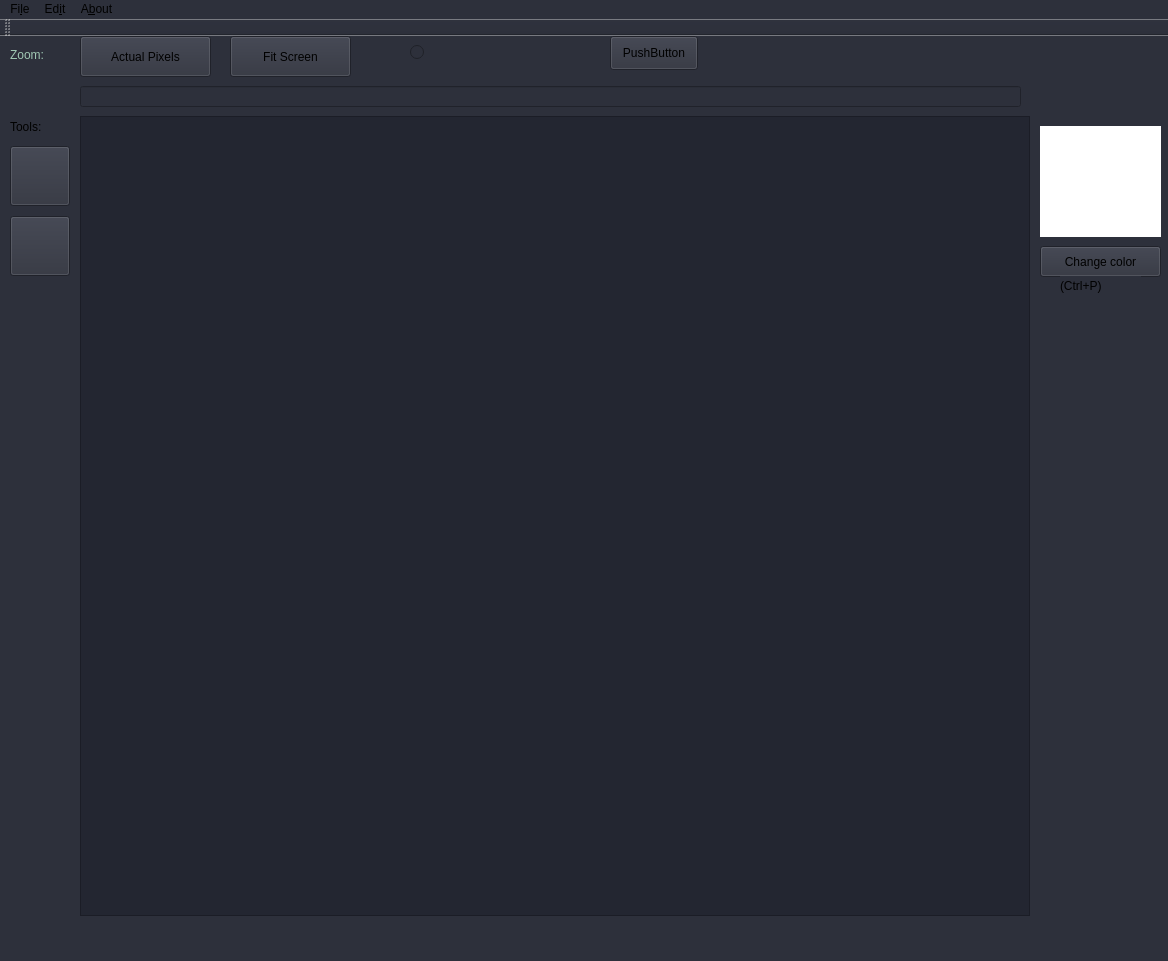
GremSnoort/RexPhotoshop2017, file mainwindow.ui: the form before one commit.
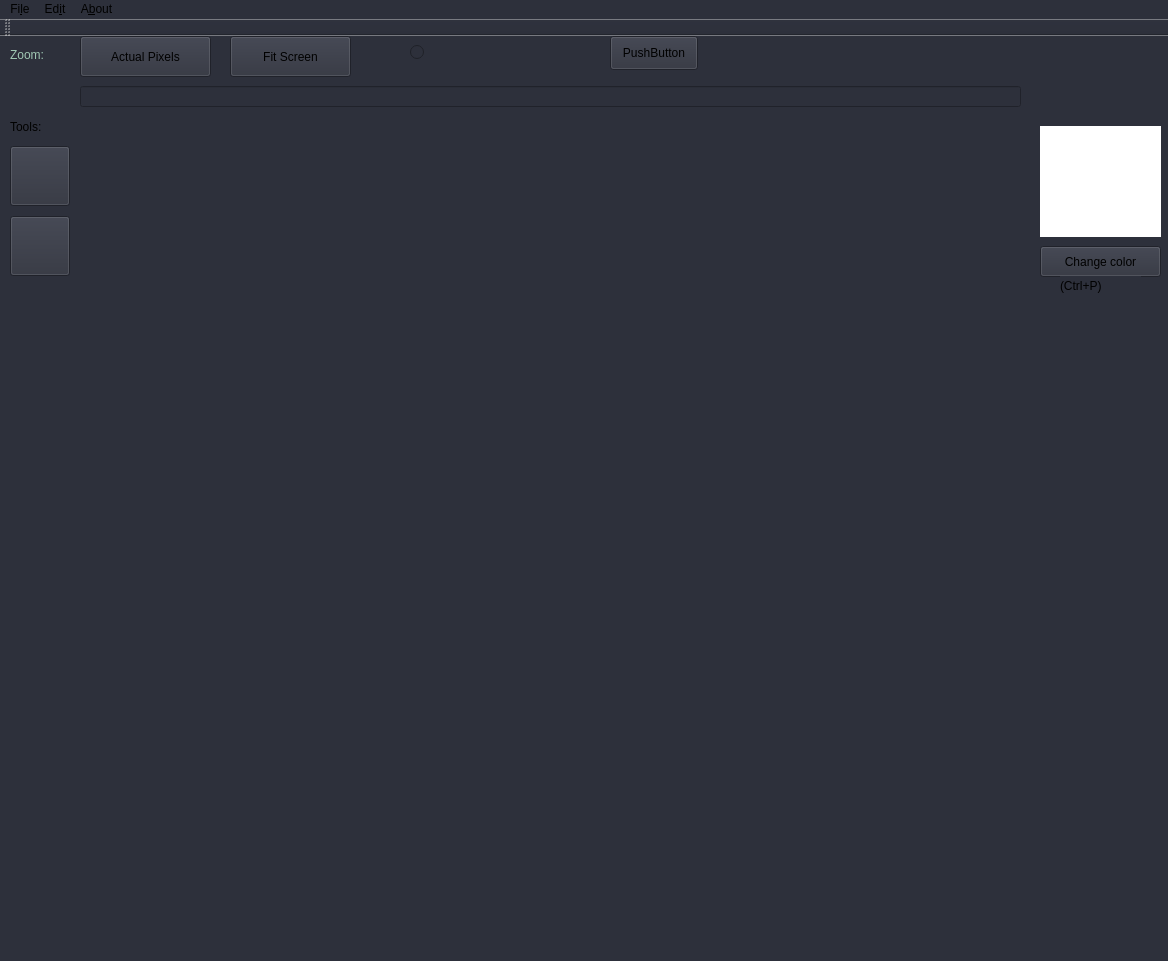
The form after the commit.

Commit message: after adding new class for QGraphicsView

Diff of the .ui file:
```diff
--- a/mainwindow.ui
+++ b/mainwindow.ui
@@ -17,34 +17,6 @@
    <string notr="true">background-color: rgb(45, 48, 59);</string>
   </property>
   <widget class="QWidget" name="centralWidget">
-   <widget class="QGraphicsView" name="graphicsView">
-    <property name="geometry">
-     <rect>
-      <x>80</x>
-      <y>80</y>
-      <width>950</width>
-      <height>800</height>
-     </rect>
-    </property>
-    <property name="minimumSize">
-     <size>
-      <width>950</width>
-      <height>800</height>
-     </size>
-    </property>
-    <property name="maximumSize">
-     <size>
-      <width>950</width>
-      <height>800</height>
-     </size>
-    </property>
-    <property name="cursor" stdset="0">
-     <cursorShape>CrossCursor</cursorShape>
-    </property>
-    <property name="styleSheet">
-     <string notr="true">background-color: rgb(35, 38, 49);</string>
-    </property>
-   </widget>
    <widget class="QLineEdit" name="NameOfFile">
     <property name="geometry">
      <rect>
@@ -246,6 +218,17 @@
      <string>Tools:</string>
     </property>
    </widget>
+   <widget class="QWidget" name="gridLayoutWidget">
+    <property name="geometry">
+     <rect>
+      <x>80</x>
+      <y>80</y>
+      <width>951</width>
+      <height>811</height>
+     </rect>
+    </property>
+    <layout class="QGridLayout" name="gridLayout"/>
+   </widget>
   </widget>
   <widget class="QMenuBar" name="menuBar">
    <property name="geometry">
```
The commit also changes 5 other files.
